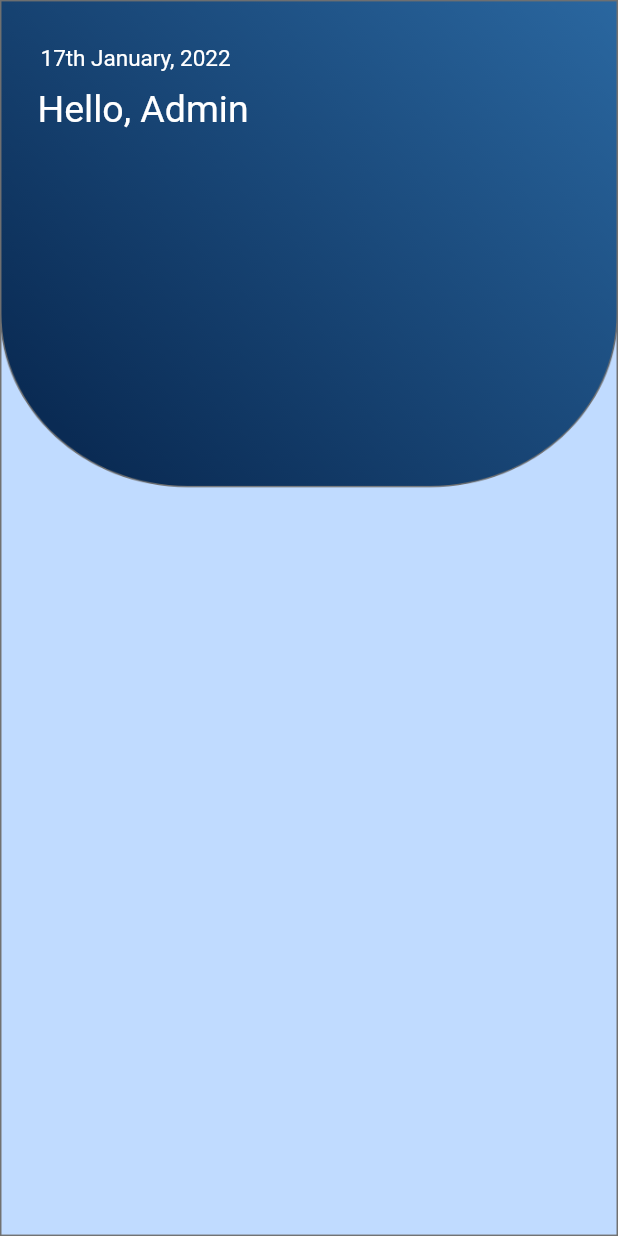
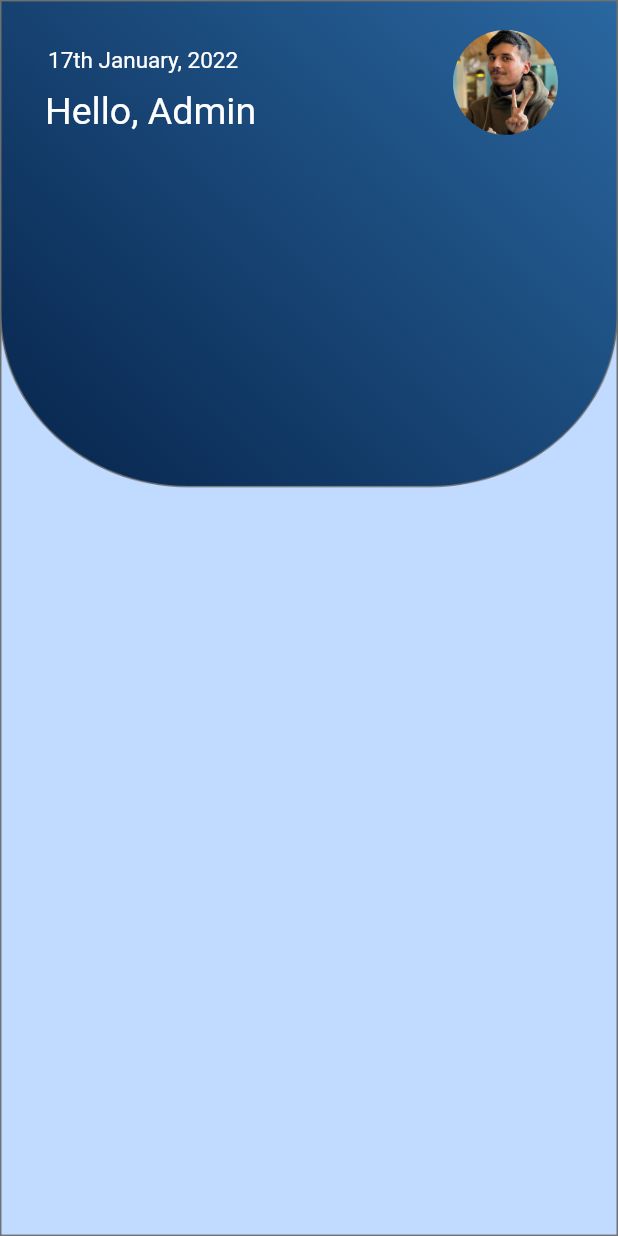
Before and after one commit to Anurag-Bharati/Park-and-Pee, a Flutter app: the screen it shows after launch, on a phone screen of 412 x 824 dp. Run offline on Flutter 3.47's test engine with Material 2 defaults, Android fonts, the light colour scheme and no system bars; our stand-ins replace curved_navigation_bar, flutter_signin_button, material_design_icons_flutter; Roboto replaces fonts that are missing (Poppins-Bold.ttf).

Commit message:
Added admin photo

```diff
--- a/lib/admin.dart
+++ b/lib/admin.dart
@@ -27,7 +27,7 @@ class _MyadminState extends State<Myadmin> {
                     crossAxisAlignment: CrossAxisAlignment.start,
                     children: [
                       Container(
-                          padding: EdgeInsets.symmetric(
+                          padding: const EdgeInsets.symmetric(
                               horizontal: 10, vertical: 20),
                           child: Form(
                             child: Column(
@@ -35,7 +35,10 @@ class _MyadminState extends State<Myadmin> {
                                 Container(
                                   child: Column(
                                     children: [
-                                      Row(
+                                      Padding(
+                                        padding: const EdgeInsets.only(
+                                            top: 0, left: 5, right: 5),
+                                        child: Row(
                                           mainAxisAlignment:
                                               MainAxisAlignment.spaceBetween,
                                           children: [
@@ -68,24 +71,37 @@ class _MyadminState extends State<Myadmin> {
                                                 )
                                               ],
                                             ),
+                                            Padding(
+                                              padding: const EdgeInsets.only(
+                                                  top: 0, right: 25),
+                                              child: Column(
+                                                children: const [
+                                                  CircleAvatar(
+                                                    backgroundImage: AssetImage(
+                                                        'assets/anurag.jpg'),
+                                                    radius: 35,
+                                                  )
+                                                ],
+                                              ),
+                                            )
+                                          ],
+                                        ),
+                                      ),
+                                      Row(
+                                        mainAxisAlignment: MainAxisAlignment.spaceBetween,
+                                        children: [
                                           Column(
-                                            children: [
+
+
+
+
+
+
+
+                                          )
 
 
                                         ],
-
-
-                                          )
-                                        ],
-                                      ),
-                                      Row(
-
-                                        children: [
-
-
-
-                                        ],
-
 
                                       )
                                     ],
```
Also changed, not shown: assets/anurag.jpg (added). Lines whose indentation alone changed are shown as unchanged.
